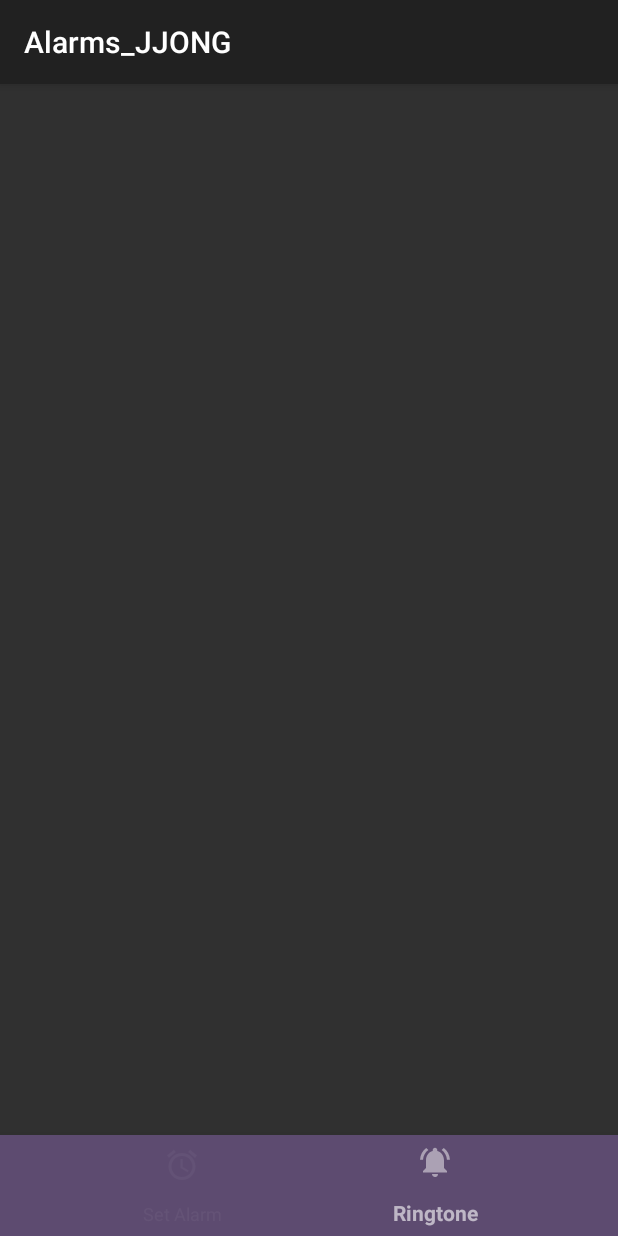
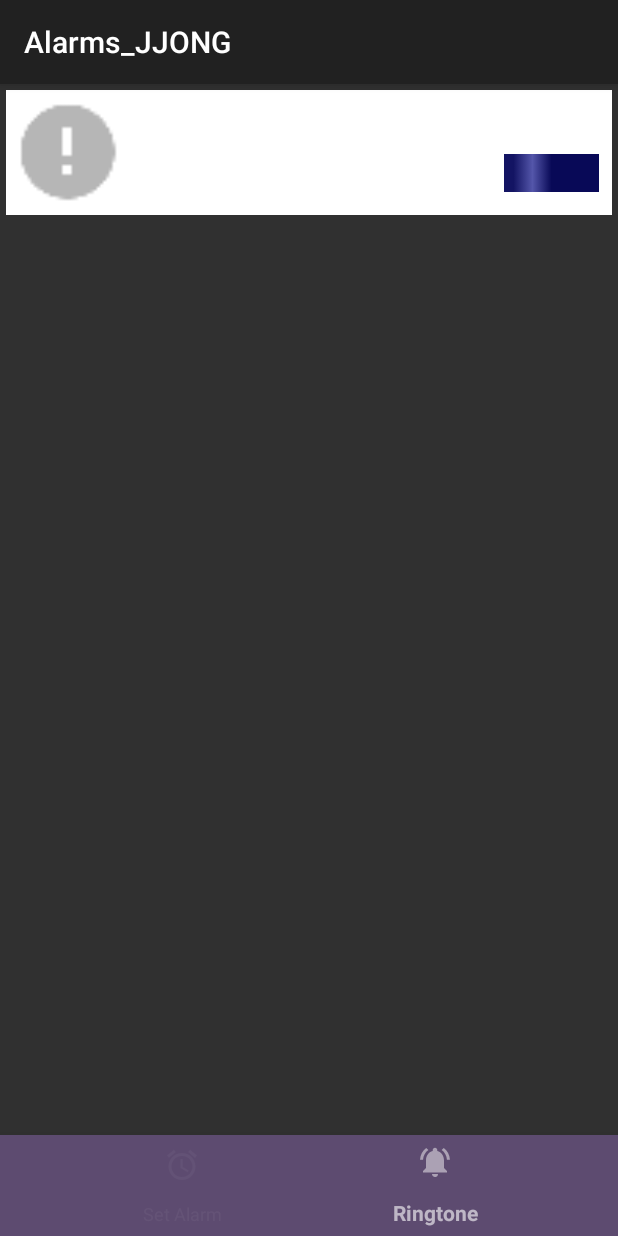
Before and after one commit to dljay/Alarmify2024, an Android app: the screen it shows after launch (AlarmsListActivity), item 2 of the bottom bar chosen, on a phone screen of 412 x 824 dp. Run offline under Robolectric (Android 15) with nearby library versions, the phone set to English and light mode, and no system bars; our stand-ins replace RxJava; libraries missing offline, so code that uses them is left out: io.gresse.hugo, org.acra, org.acra.config, org.acra.data; plain views replace VuMeterView; pictures from the network do not load; 15 statements that could not run were skipped.

Commit message:
// v.0.02c : RcView 테스트 중

```diff
--- a/app/src/main/java/com/theglendales/alarm/jjadapters/RcViewAdapter.kt
+++ b/app/src/main/java/com/theglendales/alarm/jjadapters/RcViewAdapter.kt
@@ -8,10 +8,9 @@ import android.view.View
 import android.view.ViewGroup
 import android.widget.*
 import androidx.constraintlayout.widget.ConstraintLayout
+import androidx.fragment.app.FragmentActivity
 import androidx.recyclerview.widget.DiffUtil
 import androidx.recyclerview.widget.RecyclerView
-import com.bumptech.glide.GenericTransitionOptions.with
-import com.bumptech.glide.Glide.with
 import com.bumptech.glide.load.DataSource
 import com.bumptech.glide.load.engine.GlideException
 import com.bumptech.glide.request.RequestListener
@@ -29,7 +28,8 @@ interface MyOnItemClickListener {
     fun myOnItemClick(v: View, trackId: Int)
     //fun mySmoothScroll()
 }
-class RcViewAdapter (var currentRtList: MutableList<RingtoneClass>, private val listenerContext: MyOnItemClickListener, private val receivedActivity: Activity)
+class RcViewAdapter (var currentRtList: MutableList<RingtoneClass>,
+                     private val listenerFragment: MyOnItemClickListener, private val receivedActivity: FragmentActivity)
     : RecyclerView.Adapter<RcViewAdapter.MyViewHolder>()
 {
 
@@ -42,16 +42,15 @@ class RcViewAdapter (var currentRtList: MutableList<RingtoneClass>, private val
 
 
     override fun onCreateViewHolder(parent: ViewGroup, viewType: Int): MyViewHolder {
+        Log.d(TAG, "(Line44)onCreateViewHolder: jj- RcV!")
         val myXmlToViewObject = LayoutInflater.from(parent.context).inflate(R.layout.jj_rc_single_slot, parent, false)
-
         return MyViewHolder(myXmlToViewObject)
 
     }
 
-
     override fun onBindViewHolder(holder: MyViewHolder, position: Int) {
 
-
+        Log.d(TAG, "onBindViewHolder: jj- ")
         val currentItem = currentRtList[position]
         val currentTrId = currentRtList[position].id
         val currentTrIapName = currentRtList[position].iapName
@@ -332,7 +331,7 @@ class RcViewAdapter (var currentRtList: MutableList<RingtoneClass>, private val
             enableHighlightOnTrId(holderTrId)
 
             if(clickedPosition != RecyclerView.NO_POSITION && view!=null) { // To avoid possible mistake when we delete the item but click it
-                listenerContext.myOnItemClick(view, holderTrId) // then, call this function inside listener Activity = (MainActivity)
+                listenerFragment.myOnItemClick(view, holderTrId) // then, call this function inside listener Activity = (MainActivity)
             }
 
         }
--- a/app/src/main/java/com/theglendales/alarm/jjongadd/SecondFragment.kt
+++ b/app/src/main/java/com/theglendales/alarm/jjongadd/SecondFragment.kt
@@ -1,16 +1,20 @@
 package com.theglendales.alarm.jjongadd
 
 import android.os.Bundle
+import android.util.Log
 import androidx.fragment.app.Fragment
 
 import android.view.LayoutInflater
 import android.view.View
 import android.view.ViewGroup
 import android.widget.Button
+import android.widget.Toast
 import androidx.recyclerview.widget.LinearLayoutManager
 import androidx.recyclerview.widget.RecyclerView
 import com.theglendales.alarm.R
+import com.theglendales.alarm.jjadapters.MyOnItemClickListener
 import com.theglendales.alarm.jjadapters.RcViewAdapter
+import com.theglendales.alarm.jjdata.RingtoneClass
 
 
 /**
@@ -18,52 +22,48 @@ import com.theglendales.alarm.jjadapters.RcViewAdapter
  * Use the [SecondFragment.newInstance] factory method to
  * create an instance of this fragment.
  */
-class SecondFragment : Fragment() {
+private const val TAG="SecondFragment"
+class SecondFragment : Fragment(), MyOnItemClickListener  {
 
-//JJ- RcView related ->
-    lateinit var rcView: RecyclerView
-    val rcvAdapterInstance = RcViewAdapter(ArrayList(), this, this.activity) // 공갈리스트 넣어서 instance 만듬
-    val layoutManager = LinearLayoutManager(this.context)
-//JJ- RcView related <-
+    var fullRtClassList: MutableList<RingtoneClass> = ArrayList()
 
-    override fun onCreateView(inflater: LayoutInflater, container: ViewGroup?,savedInstanceState: Bundle?): View? {
+
+
+
+
+    override fun onCreateView(inflater: LayoutInflater, container: ViewGroup?,savedInstanceState: Bundle?): View {
         // Inflate the layout for this fragment
+        Log.d(TAG, "onCreateView: jj- .. ")
+
         val view: View = inflater.inflate(R.layout.fragment_second, container, false)
-
-    // List frag 로 돌아가는 버튼.
-        //view.findViewById<Button>(R.id.id_btn_backToListFrag).setOnClickListener { onBackToListFragClicked() }
         return view
     }
 
+    override fun onViewCreated(view: View, savedInstanceState: Bundle?) {
+        Log.d(TAG, "onViewCreated: jj- begins..")
+        super.onViewCreated(view, savedInstanceState)
+    //RcView-->
+        val rcView = this.view?.findViewById<RecyclerView>(R.id.id_rcV_2ndFrag)
+        rcView?.layoutManager = LinearLayoutManager(context)
+
+        val rcvAdapterInstance = activity?.let { RcViewAdapter(ArrayList(), this, it) } // 공갈리스트 넣어서 instance 만듬
+        rcView?.adapter = rcvAdapterInstance
+        rcView?.setHasFixedSize(true)
+        // Fake FullrtClassList
+        val rtOneFake = RingtoneClass("titleYo","tags","descriptionYo","imageURL","mp3Url",0,"iapName")
+        fullRtClassList.add(rtOneFake)
+
+        rcvAdapterInstance?.updateRecyclerView(fullRtClassList)
+    //RcView <--
 
 
-    override fun onViewCreated(view: View, savedInstanceState: Bundle?) {
-        super.onViewCreated(view, savedInstanceState)
 
     }
 
-// 추가
-//    private fun onBackToListFragClicked() {
-//        //
-//    }
 
-//    companion object {
-//        /**
-//         * Use this factory method to create a new instance of
-//         * this fragment using the provided parameters.
-//         *
-//         * @param param1 Parameter 1.
-//         * @param param2 Parameter 2.
-//         * @return A new instance of fragment SecondFragment.
-//         */
-//        // TODO: Rename and change types and number of parameters
-//        @JvmStatic
-//        fun newInstance(param1: String, param2: String) =
-//            SecondFragment().apply {
-//                arguments = Bundle().apply {
-//                    putString(ARG_PARAM1, param1)
-//                    putString(ARG_PARAM2, param2)
-//                }
-//            }
-//    }
+    override fun myOnItemClick(v: View, trackId: Int) {
+        Toast.makeText(this.context,"myOnItemClick",Toast.LENGTH_SHORT).show()
+    }
+
+
 }
--- a/app/src/main/java/com/theglendales/alarm/presenter/AlarmsListActivity.kt
+++ b/app/src/main/java/com/theglendales/alarm/presenter/AlarmsListActivity.kt
@@ -221,6 +221,7 @@ class AlarmsListActivity : AppCompatActivity() {
         supportFragmentManager.beginTransaction().apply{ //supportFragmentManager = get FragmentManager() class
             replace(R.id.main_fragment_container, receivedFragment)
             commit()
+            Log.d(TAG, "jjSetCurrentFragment: .... ")
         }
 
 // <--추가
```
